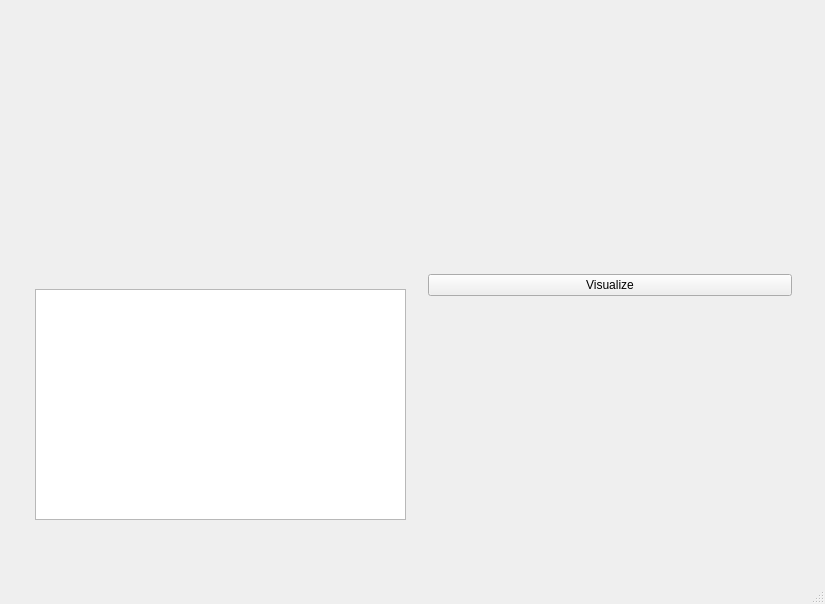
The window that Algorithm-visualizer/mainwindow.ui (elena-mrdja/Algorithm-visualizer) describes before a commit, drawn with Qt 5.
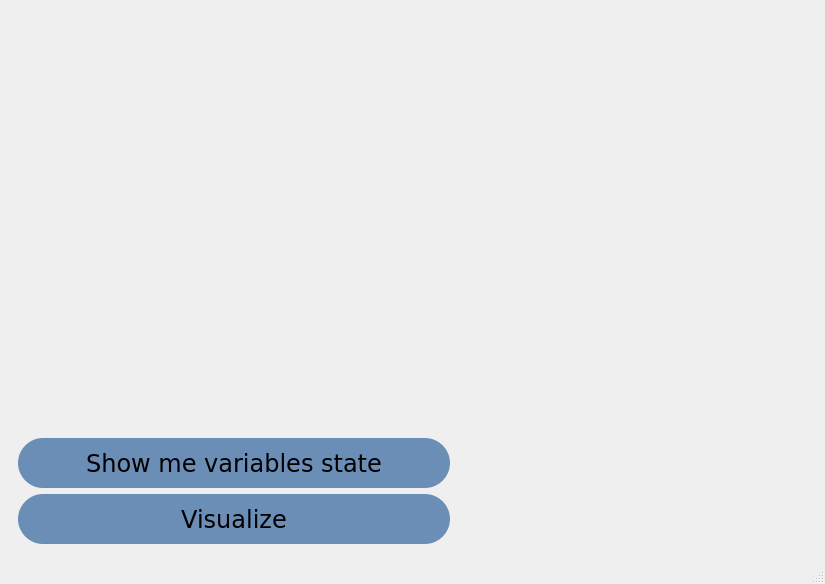
The same window after the commit. Custom widgets are drawn as their Qt base class.

Patch:
```diff
--- a/Algorithm-visualizer/mainwindow.ui
+++ b/Algorithm-visualizer/mainwindow.ui
@@ -7,55 +7,239 @@
     <x>0</x>
     <y>0</y>
     <width>825</width>
-    <height>604</height>
+    <height>584</height>
    </rect>
   </property>
+  <property name="maximumSize">
+   <size>
+    <width>16777215</width>
+    <height>16777215</height>
+   </size>
+  </property>
   <property name="windowTitle">
    <string>MainWindow</string>
   </property>
   <widget class="QWidget" name="centralwidget">
-   <widget class="QWidget" name="layoutWidget">
-    <property name="geometry">
-     <rect>
-      <x>30</x>
-      <y>40</y>
-      <width>771</width>
-      <height>491</height>
-     </rect>
-    </property>
-    <layout class="QGridLayout" name="gridLayout">
-     <item row="1" column="0">
-      <widget class="VarCell" name="VarCell" native="true">
-       <widget class="varcell" name="graphicsView">
-        <property name="geometry">
-         <rect>
-          <x>5</x>
-          <y>0</y>
-          <width>371</width>
-          <height>231</height>
-         </rect>
-        </property>
-       </widget>
-      </widget>
-     </item>
-     <item row="0" column="0">
-      <widget class="Viewer" name="Viewer" native="true"/>
-     </item>
-     <item row="0" column="1" rowspan="2">
-      <widget class="CodeCell" name="CodeCell" native="true">
-       <layout class="QVBoxLayout" name="verticalLayout">
-        <item>
-         <widget class="QPushButton" name="btnVisualize">
+   <layout class="QGridLayout" name="gridLayout">
+    <item row="0" column="0">
+     <widget class="QWidget" name="widget" native="true">
+      <property name="sizePolicy">
+       <sizepolicy hsizetype="Fixed" vsizetype="Preferred">
+        <horstretch>0</horstretch>
+        <verstretch>0</verstretch>
+       </sizepolicy>
+      </property>
+      <property name="minimumSize">
+       <size>
+        <width>450</width>
+        <height>0</height>
+       </size>
+      </property>
+      <layout class="QVBoxLayout" name="verticalLayout_2">
+       <item>
+        <widget class="CodeEditor" name="widget_4" native="true">
+         <property name="sizePolicy">
+          <sizepolicy hsizetype="Minimum" vsizetype="Minimum">
+           <horstretch>0</horstretch>
+           <verstretch>0</verstretch>
+          </sizepolicy>
+         </property>
+         <property name="mouseTracking">
+          <bool>false</bool>
+         </property>
+         <property name="autoFillBackground">
+          <bool>false</bool>
+         </property>
+         <property name="styleSheet">
+          <string notr="true"/>
+         </property>
+         <widget class="QPushButton" name="Done">
+          <property name="geometry">
+           <rect>
+            <x>290</x>
+            <y>650</y>
+            <width>121</width>
+            <height>32</height>
+           </rect>
+          </property>
+          <property name="sizePolicy">
+           <sizepolicy hsizetype="Fixed" vsizetype="Fixed">
+            <horstretch>0</horstretch>
+            <verstretch>0</verstretch>
+           </sizepolicy>
+          </property>
+          <property name="styleSheet">
+           <string notr="true">QPushButton {
+	border-radius: 30px;
+	background-color: rgb(107, 142, 183);
+	color : rgb(0,0,0);
+}
+
+
+QPushButton:hover{
+	background-color: rgb(188, 211, 231);
+}
+
+
+QPushButton:clicked {
+	color: rgb(241, 255, 253);
+}</string>
+          </property>
           <property name="text">
-           <string>Visualize</string>
+           <string>Done with code</string>
           </property>
          </widget>
-        </item>
-       </layout>
-      </widget>
-     </item>
-    </layout>
-   </widget>
+         <widget class="QPushButton" name="Upload">
+          <property name="geometry">
+           <rect>
+            <x>290</x>
+            <y>600</y>
+            <width>121</width>
+            <height>32</height>
+           </rect>
+          </property>
+          <property name="sizePolicy">
+           <sizepolicy hsizetype="Fixed" vsizetype="Fixed">
+            <horstretch>0</horstretch>
+            <verstretch>0</verstretch>
+           </sizepolicy>
+          </property>
+          <property name="styleSheet">
+           <string notr="true">QPushButton {
+	border-radius: 30px;
+	background-color: rgb(107, 142, 183);
+	color : rgb(0,0,0);
+}
+
+
+QPushButton:hover{
+	background-color: rgb(188, 211, 231);
+}
+
+
+QPushButton:clicked {
+	color: rgb(241, 255, 253);
+}</string>
+          </property>
+          <property name="text">
+           <string>Upload .cpp file</string>
+          </property>
+         </widget>
+        </widget>
+       </item>
+       <item>
+        <widget class="QPushButton" name="variables">
+         <property name="minimumSize">
+          <size>
+           <width>0</width>
+           <height>50</height>
+          </size>
+         </property>
+         <property name="font">
+          <font>
+           <family>Verdana</family>
+           <pointsize>18</pointsize>
+           <weight>50</weight>
+           <bold>false</bold>
+          </font>
+         </property>
+         <property name="styleSheet">
+          <string notr="true">QPushButton {
+	border-radius: 25px;
+	background-color: rgb(107, 142, 183);
+	color : rgb(0,0,0);
+}
+
+
+QPushButton:hover{
+	background-color: rgb(188, 211, 231);
+}
+
+
+QPushButton:clicked {
+	color: rgb(241, 255, 253);
+}</string>
+         </property>
+         <property name="text">
+          <string>Show me variables state</string>
+         </property>
+        </widget>
+       </item>
+       <item>
+        <widget class="QPushButton" name="Visualize">
+         <property name="minimumSize">
+          <size>
+           <width>0</width>
+           <height>50</height>
+          </size>
+         </property>
+         <property name="font">
+          <font>
+           <family>Verdana</family>
+           <pointsize>18</pointsize>
+           <weight>50</weight>
+           <italic>false</italic>
+           <bold>false</bold>
+          </font>
+         </property>
+         <property name="styleSheet">
+          <string notr="true">QPushButton {
+	border-radius: 25px;
+	background-color: rgb(107, 142, 183);
+	color : rgb(0,0,0);
+}
+
+
+QPushButton:hover{
+	background-color: rgb(188, 211, 231);
+}
+
+
+QPushButton:clicked {
+	color: rgb(241, 255, 253);
+}</string>
+         </property>
+         <property name="text">
+          <string>Visualize</string>
+         </property>
+        </widget>
+       </item>
+      </layout>
+     </widget>
+    </item>
+    <item row="0" column="1">
+     <widget class="QWidget" name="widget_2" native="true">
+      <layout class="QVBoxLayout" name="verticalLayout">
+       <item>
+        <widget class="Viewer" name="widget_3" native="true">
+         <property name="cursor">
+          <cursorShape>PointingHandCursor</cursorShape>
+         </property>
+        </widget>
+       </item>
+       <item>
+        <widget class="VariableExplorer" name="widget_5" native="true">
+         <property name="sizePolicy">
+          <sizepolicy hsizetype="Preferred" vsizetype="Fixed">
+           <horstretch>0</horstretch>
+           <verstretch>0</verstretch>
+          </sizepolicy>
+         </property>
+         <property name="minimumSize">
+          <size>
+           <width>0</width>
+           <height>100</height>
+          </size>
+         </property>
+         <property name="cursor">
+          <cursorShape>PointingHandCursor</cursorShape>
+         </property>
+        </widget>
+       </item>
+      </layout>
+     </widget>
+    </item>
+   </layout>
   </widget>
   <widget class="QMenuBar" name="menubar">
    <property name="geometry">
@@ -71,28 +255,23 @@
  </widget>
  <customwidgets>
   <customwidget>
-   <class>CodeCell</class>
+   <class>CodeEditor</class>
    <extends>QWidget</extends>
-   <header>codecell.h</header>
+   <header>GUI/codeeditor.h</header>
+   <container>1</container>
+  </customwidget>
+  <customwidget>
+   <class>VariableExplorer</class>
+   <extends>QWidget</extends>
+   <header>GUI/variableexplorer.h</header>
    <container>1</container>
   </customwidget>
   <customwidget>
    <class>Viewer</class>
    <extends>QWidget</extends>
-   <header>viewer.h</header>
+   <header>GUI/viewer.h</header>
    <container>1</container>
   </customwidget>
-  <customwidget>
-   <class>VarCell</class>
-   <extends>QWidget</extends>
-   <header location="global">varcell.h</header>
-   <container>1</container>
-  </customwidget>
-  <customwidget>
-   <class>varcell</class>
-   <extends>QGraphicsView</extends>
-   <header location="global">varcell.h</header>
-  </customwidget>
  </customwidgets>
  <resources/>
  <connections/>
```
